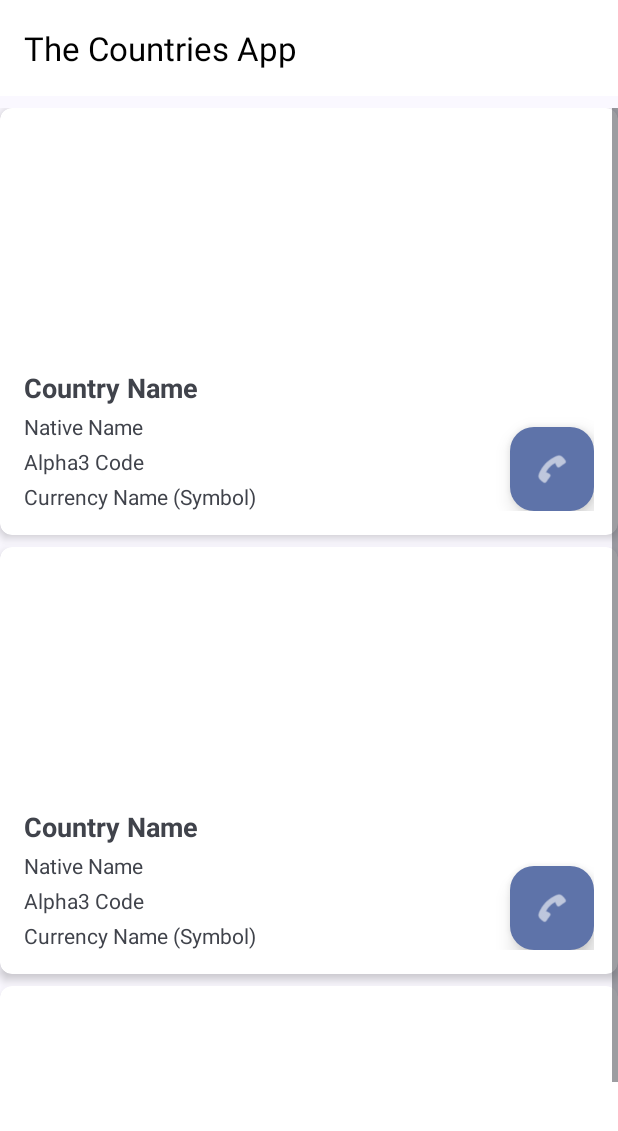
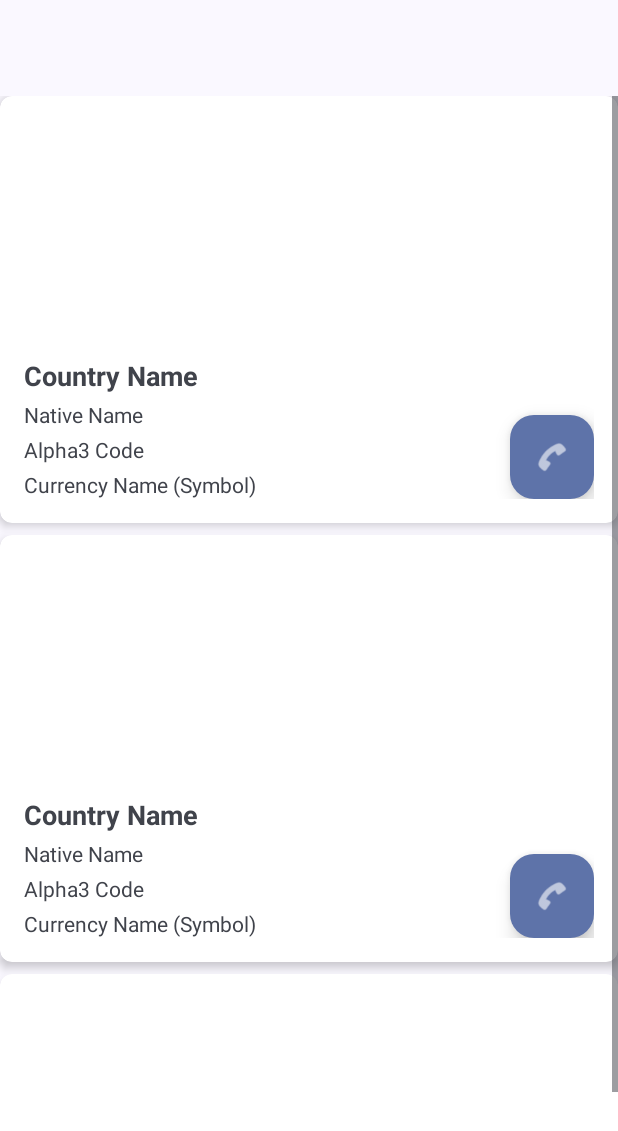
Before and after one commit to pittcam/Taller1Layouts, an Android app: the layout country_list.xml on its own in the app's theme, with its tools: preview values and no code run, on a phone screen of 412 x 824 dp. Shown: the top 1131 px of the screen. Run offline under Robolectric (Android 15) with nearby library versions, the phone set to English and light mode, and no system bars.

Commit message:
Versión final

```diff
--- a/app/src/main/AndroidManifest.xml
+++ b/app/src/main/AndroidManifest.xml
@@ -9,13 +9,17 @@
         android:dataExtractionRules="@xml/data_extraction_rules"
         android:fullBackupContent="@xml/backup_rules"
         android:icon="@mipmap/ic_launcher"
+        android:roundIcon="@mipmap/ic_launcher_round"
         android:label="@string/app_name"
-        android:roundIcon="@mipmap/ic_launcher_round"
         android:supportsRtl="true"
         android:theme="@style/Theme.Taller1Layouts"
         tools:targetApi="31">
 
         <activity android:name=".logica.CountryList" />
+        <activity android:name=".logica.CountryDetails" />
+        <activity android:name=".logica.CountryAdapter" />
+
+
 
         <activity
             android:name=".logica.MainActivity"
--- a/app/src/main/java/com/example/taller1layouts/logica/CountryList.kt
+++ b/app/src/main/java/com/example/taller1layouts/logica/CountryList.kt
@@ -3,8 +3,6 @@ package com.example.taller1layouts.logica
 import android.os.Bundle
 import android.widget.ListView
 import androidx.appcompat.app.AppCompatActivity
-import androidx.recyclerview.widget.LinearLayoutManager
-import androidx.recyclerview.widget.RecyclerView
 import com.example.taller1layouts.R
 import com.example.taller1layouts.datos.Country
 import com.example.taller1layouts.datos.Data
--- a/app/src/main/res/layout/country_list.xml
+++ b/app/src/main/res/layout/country_list.xml
@@ -7,24 +7,12 @@
     xmlns:tools="http://schemas.android.com/tools"
     tools:context=".logica.MainActivity">
 
-    <androidx.appcompat.widget.Toolbar
-        android:id="@+id/toolbar2"
-        android:layout_width="match_parent"
-        android:layout_height="?attr/actionBarSize"
-        android:layout_marginTop="10dp"
-        android:background="@color/white"
-        android:theme="@style/ThemeOverlay.AppCompat.Dark.ActionBar"
-        app:popupTheme="@style/ThemeOverlay.AppCompat.Light"
-        app:titleTextColor="@color/black"
-        app:title="The Countries App"
-        tools:ignore="MissingConstraints" />
 
     <ListView
         android:id="@+id/listPaises"
         android:layout_width="match_parent"
         android:layout_height="0dp"
         android:layout_marginTop="8dp"
-        app:layout_constraintTop_toBottomOf="@id/toolbar2"
         app:layout_constraintBottom_toBottomOf="parent"
         android:divider="@android:color/transparent"
         android:dividerHeight="8dp"
--- a/app/src/main/res/values/strings.xml
+++ b/app/src/main/res/values/strings.xml
@@ -1,5 +1,5 @@
 <resources>
-    <string name="app_name">Taller1Layouts</string>
+    <string name="app_name">The Countries APP</string>
 
     <string-array name="continentes">
         <item>Africa</item>
--- a/gradle/libs.versions.toml
+++ b/gradle/libs.versions.toml
@@ -1,6 +1,9 @@
 [versions]
 agp = "8.5.1"
+androidsvgAar = "1.4"
+compiler = "4.15.1"
 glide = "4.11.0"
+glideVersion = "4.15.1"
 kotlin = "1.9.0"
 coreKtx = "1.13.1"
 junit = "4.13.2"
@@ -12,9 +15,12 @@ activity = "1.9.1"
 constraintlayout = "2.1.4"
 
 [libraries]
+androidsvg-aar = { module = "com.caverock:androidsvg-aar", version.ref = "androidsvgAar" }
 androidx-core-ktx = { group = "androidx.core", name = "core-ktx", version.ref = "coreKtx" }
 compiler = { module = "com.github.bumptech.glide:compiler", version.ref = "glide" }
+compiler-v4151 = { module = "com.github.bumptech.glide:compiler", version.ref = "compiler" }
 glide = { module = "com.github.bumptech.glide:glide", version.ref = "glide" }
+glide-v4151 = { module = "com.github.bumptech.glide:glide", version.ref = "glideVersion" }
 junit = { group = "junit", name = "junit", version.ref = "junit" }
 androidx-junit = { group = "androidx.test.ext", name = "junit", version.ref = "junitVersion" }
 androidx-espresso-core = { group = "androidx.test.espresso", name = "espresso-core", version.ref = "espressoCore" }
```
Also changed, not shown: app/src/main/java/com/example/taller1layouts/datos/Funciones.kt (+4 -5 lines), app/src/main/java/com/example/taller1layouts/logica/CountryDetails.kt (+6 -2 lines), app/src/main/res/layout/country_detail.xml (+0 -11 lines).
